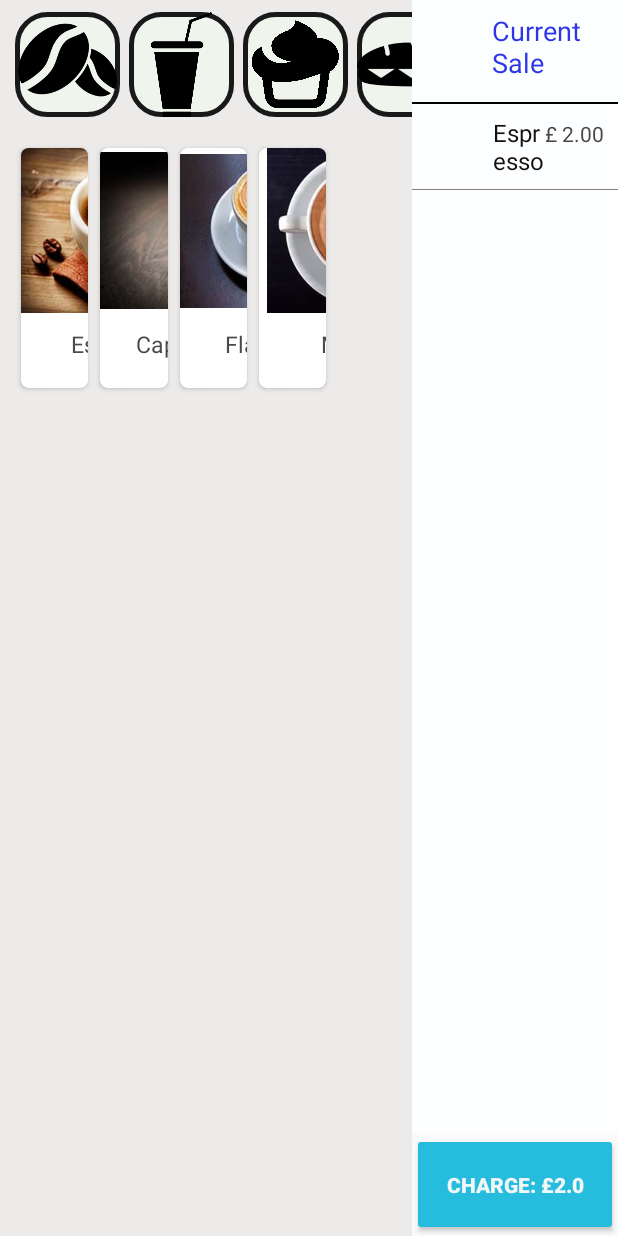
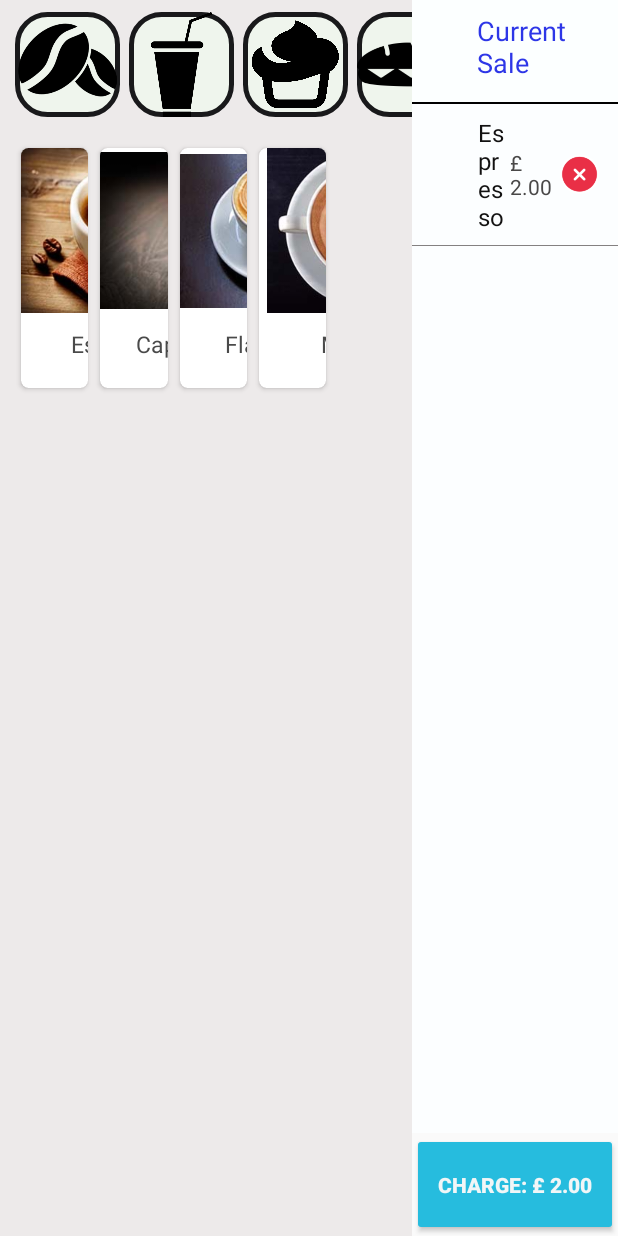
Before and after one commit to Niko88/PosApp, an Android app: the screen it shows after launch (MainActivity), after a tap on "Espresso", on a phone screen of 412 x 824 dp. Run offline under Robolectric (Android 15) with nearby library versions, the phone set to English and light mode, and no system bars.

Commit message:
Implemented remove transaction Item, added behaviour to charge button

```diff
--- a/app/src/main/java/com/example/nicholasesposito/posapp/holders/TransactionViewHolder.java
+++ b/app/src/main/java/com/example/nicholasesposito/posapp/holders/TransactionViewHolder.java
@@ -2,25 +2,31 @@ package com.example.nicholasesposito.posapp.holders;
 
 import android.support.v7.widget.RecyclerView;
 import android.view.View;
+import android.widget.ImageView;
 import android.widget.TextView;
 
 import com.example.nicholasesposito.posapp.R;
+import com.example.nicholasesposito.posapp.activities.MainActivity;
 import com.example.nicholasesposito.posapp.model.TransactionObject;
+import com.example.nicholasesposito.posapp.services.TransactionDataService;
 
 /**
  * Created by nicholasesposito on 17/03/2017.
  */
 
-public class TransactionViewHolder extends RecyclerView.ViewHolder {
+public class TransactionViewHolder extends RecyclerView.ViewHolder implements View.OnClickListener{
     //ViewHolder class for the transaction items, ViewHolder manages how the view its displayed
 
     private TextView name, price;
+    private ImageView eraseButton;
 
     public TransactionViewHolder(View itemView) {//When the adapter creates a new ViewHolder this is its constructor
         super(itemView);
 
         this.name = (TextView) itemView.findViewById(R.id.itemName);
         this.price = (TextView) itemView.findViewById(R.id.itemPrice);
+        this.eraseButton = (ImageView) itemView.findViewById(R.id.cancel_button);
+        eraseButton.setOnClickListener(this);
     }
 
     public void updateUI(TransactionObject object){//In case a single view is modified, its data is updated here
@@ -28,4 +34,12 @@ public class TransactionViewHolder extends RecyclerView.ViewHolder {
         double objectPrice = object.getPrice();
         price.setText(String.format( "£ %.2f", objectPrice));
     }
+
+    // onClick Listener for view
+    @Override
+    public void onClick(View v) {
+        if (v.getId() == eraseButton.getId()){
+            MainActivity.getMainActivity().RemoveTransactionItem(getAdapterPosition(),TransactionDataService.getInstance().getItemPrice(getAdapterPosition()));
+        }
+    }
 }
--- a/app/src/main/java/com/example/nicholasesposito/posapp/services/TransactionDataService.java
+++ b/app/src/main/java/com/example/nicholasesposito/posapp/services/TransactionDataService.java
@@ -31,4 +31,9 @@ public class TransactionDataService {
     public void addiTem(double price,String name){
         list.add(new TransactionObject(price,name));
     }
+    public void removeItems(){ list.clear();}
+    public void removeItem(int position){ list.remove(position);}
+    public double getItemPrice(int position){
+        return list.get(position).getPrice();
+    }
 }
--- a/app/src/main/res/layout/activity_main.xml
+++ b/app/src/main/res/layout/activity_main.xml
@@ -68,7 +68,7 @@
         android:textSize="18dp"
         android:textColor="#2d36e7"
         android:background="#fcffff"
-        android:paddingLeft="53dp"
+        android:paddingLeft="43dp"
         android:paddingTop="8dp"
         android:paddingBottom="8dp"/>
         <View
--- a/app/src/main/res/layout/transaction_layout.xml
+++ b/app/src/main/res/layout/transaction_layout.xml
@@ -15,7 +15,8 @@
             android:layout_width="0dp"
             android:layout_height="wrap_content"
             android:layout_weight="2"
-            android:paddingLeft="46dp"
+            android:paddingLeft="36dp"
+            android:layout_gravity="center_vertical"
             android:textSize="16sp"
             android:textColor="#121111"
             android:text="Cappuccino" />
@@ -24,11 +25,17 @@
             android:id="@+id/itemPrice"
             android:layout_width="0dp"
             android:layout_height="wrap_content"
+            android:layout_gravity="center_vertical"
             android:layout_weight="1"
-
             android:textSize="14sp"
             android:textColor="#494848"
             android:text="£ 2.00" />
+        <ImageView
+            android:layout_width="35dp"
+            android:layout_height="35dp"
+            android:layout_gravity="center_vertical"
+            android:id="@+id/cancel_button"
+            android:src="@drawable/cancelitembtn"/>
     </LinearLayout>
 
     <View
@@ -36,6 +43,4 @@
         android:layout_height="0.5dip"
         android:background="#848181" />
 
-
-
 </LinearLayout>
```
Also changed, not shown: app/src/main/java/com/example/nicholasesposito/posapp/activities/MainActivity.java (+21 -1 lines), app/src/main/res/drawable/cancelitembtn.png (added).
